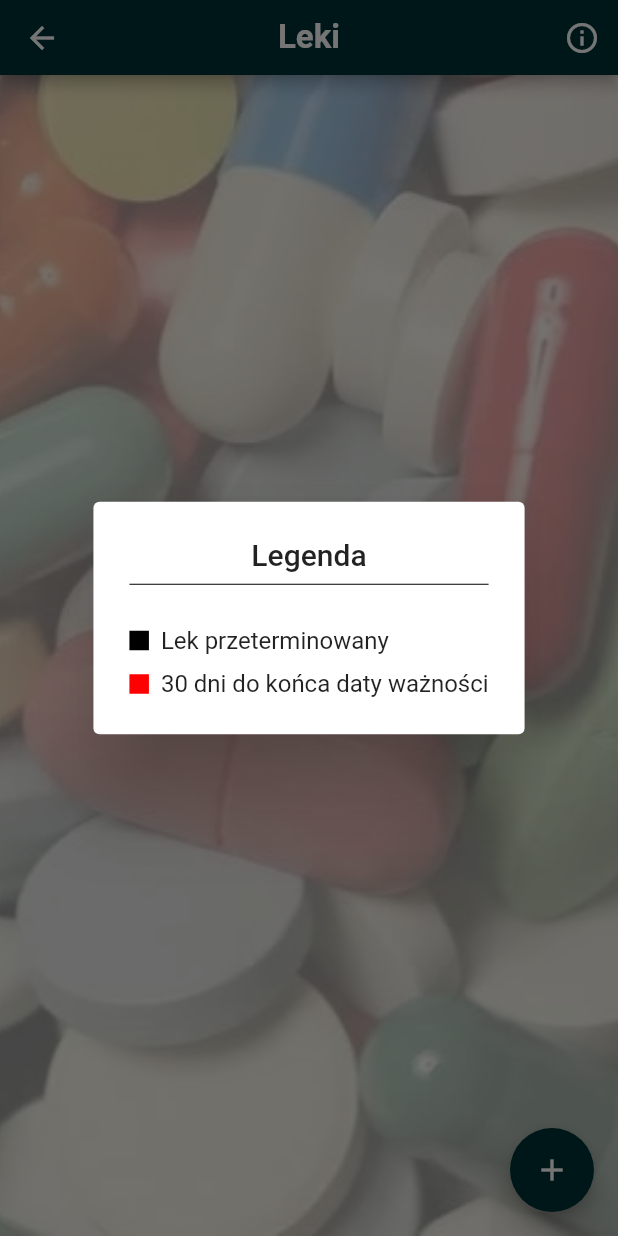
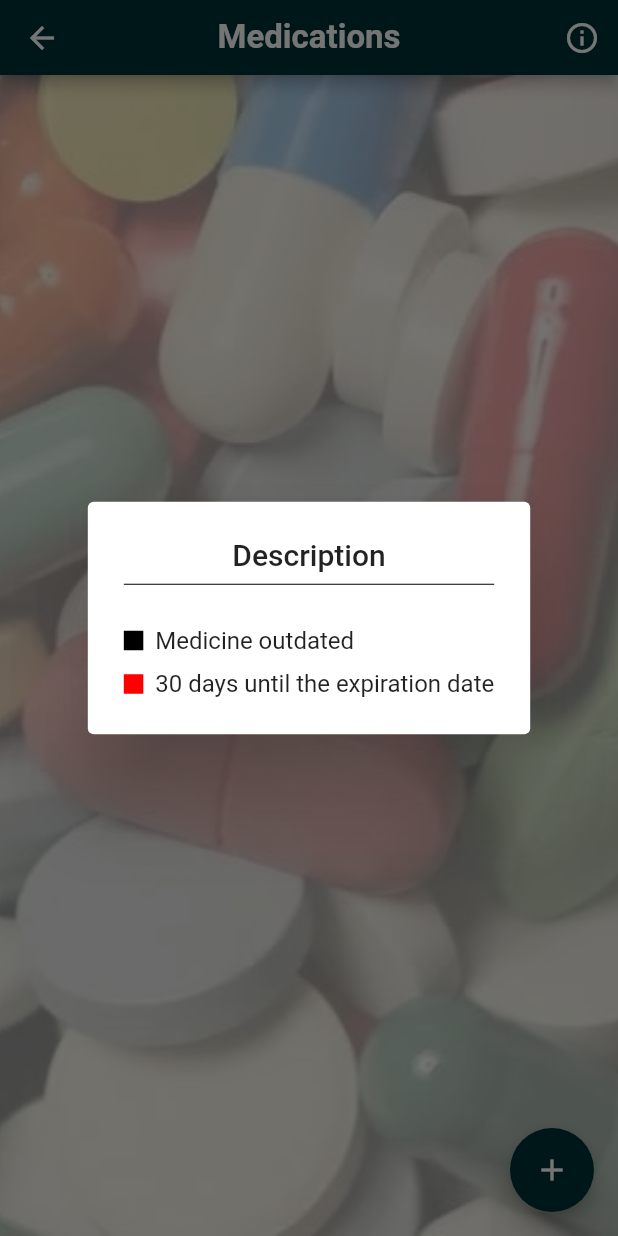
Before and after one commit to lukaszhak/moja_lodowka, a Flutter app: the DrugPage screen opened directly, after a tap on the "info outline" icon, on a phone screen of 412 x 824 dp. Run offline on Flutter 3.47's test engine with Material 2 defaults, Android fonts, the phone set to English and light mode, and no system bars; our stand-ins replace bloc, cloud_firestore, dio, firebase_auth, firebase_core, flutter_bloc and 4 more; accounts and stored records are empty; generated files the repository leaves out were written again.

Commit message:
Add english language to drug page

```diff
--- a/lib/features/home/home_page.dart
+++ b/lib/features/home/home_page.dart
@@ -143,7 +143,7 @@ class _MyDrawer extends StatelessWidget {
                 ),
                 _HomePageListTile(
                   icon: CustomIcons.pills,
-                  title: AppLocalizations.of(context)!.medicines,
+                  title: AppLocalizations.of(context)!.medications,
                   onTap: () {
                     Navigator.of(context).push(
                       MaterialPageRoute(
--- a/lib/features/home/pages/drug_page/drug_page.dart
+++ b/lib/features/home/pages/drug_page/drug_page.dart
@@ -5,6 +5,7 @@ import 'package:moja_lodowka/app/injection_container.dart';
 import 'package:moja_lodowka/domain/models/drug_document_model/drug_document_model.dart';
 import 'package:moja_lodowka/features/home/pages/drug_page/cubit/drug_page_cubit.dart';
 import 'package:moja_lodowka/features/home/pages/drug_page/drug_add_page/drug_add_page.dart';
+import 'package:flutter_gen/gen_l10n/app_localizations.dart';
 
 class DrugPage extends StatelessWidget {
   const DrugPage({
@@ -18,9 +19,9 @@ class DrugPage extends StatelessWidget {
         toolbarHeight: 50,
         centerTitle: true,
         backgroundColor: const Color.fromARGB(255, 0, 51, 54),
-        title: const Text(
-          'Leki',
-          style: TextStyle(
+        title: Text(
+          AppLocalizations.of(context)!.medications,
+          style: const TextStyle(
             fontSize: 22,
             fontWeight: FontWeight.bold,
           ),
@@ -32,9 +33,9 @@ class DrugPage extends StatelessWidget {
                 context: context,
                 builder: (context) => AlertDialog(
                   title: Column(
-                    children: const [
-                      Text('Legenda'),
-                      Divider(
+                    children:  [
+                      Text(AppLocalizations.of(context)!.description),
+                      const Divider(
                         color: Colors.black,
                       )
                     ],
@@ -53,7 +54,7 @@ class DrugPage extends StatelessWidget {
                           const SizedBox(
                             width: 8,
                           ),
-                          const Text('Lek przeterminowany')
+                           Text(AppLocalizations.of(context)!.medicineOutDate)
                         ],
                       ),
                       const SizedBox(
@@ -70,7 +71,7 @@ class DrugPage extends StatelessWidget {
                           const SizedBox(
                             width: 8,
                           ),
-                          const Text('30 dni do końca daty ważności')
+                           Text(AppLocalizations.of(context)!.monthToOutDate)
                         ],
                       ),
                     ],
@@ -118,16 +119,16 @@ class DrugPage extends StatelessWidget {
                   return Center(
                     child: Column(
                       mainAxisAlignment: MainAxisAlignment.center,
-                      children: const [
-                        CircularProgressIndicator(
+                      children:  [
+                        const CircularProgressIndicator(
                           color: Color.fromARGB(255, 0, 37, 2),
                         ),
-                        SizedBox(
+                        const SizedBox(
                           height: 15,
                         ),
                         Text(
-                          'Ładowanie, proszę czekać',
-                          style: TextStyle(
+                          AppLocalizations.of(context)!.loading,
+                          style: const TextStyle(
                               fontSize: 20, fontWeight: FontWeight.bold),
                         ),
                       ],
@@ -135,10 +136,10 @@ class DrugPage extends StatelessWidget {
                   );
                 case Status.success:
                   if (state.documents.isEmpty) {
-                    return const Center(
+                    return  Center(
                       child: Text(
-                        'Brak leków do wyświetlenia',
-                        style: TextStyle(
+                        AppLocalizations.of(context)!.noMedications,
+                        style: const TextStyle(
                             fontWeight: FontWeight.bold, fontSize: 20),
                       ),
                     );
@@ -156,11 +157,11 @@ class DrugPage extends StatelessWidget {
                                   .whenComplete(
                                     () => ScaffoldMessenger.of(context)
                                         .showSnackBar(
-                                      const SnackBar(
+                                       SnackBar(
                                         backgroundColor:
-                                            Color.fromARGB(255, 0, 51, 54),
-                                        content: Text('Pomyślnie usunięto'),
-                                        duration: Duration(seconds: 1),
+                                            const Color.fromARGB(255, 0, 51, 54),
+                                        content: Text(AppLocalizations.of(context)!.deleteInfo),
+                                        duration: const Duration(seconds: 1),
                                       ),
                                     ),
                                   );
@@ -238,9 +239,9 @@ class _ItemContainer extends StatelessWidget {
           ),
           Column(
             children: [
-              const Text(
-                'Termin Ważności',
-                style: TextStyle(color: Colors.white),
+               Text(
+                AppLocalizations.of(context)!.expDate,
+                style: const TextStyle(color: Colors.white),
               ),
               const SizedBox(
                 height: 4,
--- a/lib/l10n/app_en.arb
+++ b/lib/l10n/app_en.arb
@@ -9,7 +9,7 @@
     "yes": "Yes",
     "logOutInfo": "Do You really want to log out?",
     "logOut": "Log Out",
-    "medicines": "Medicines",
+    "medications": "Medications",
     "drinks": "Drinks",
     "longTerm": "Long-term products",
     "fridge": "Fridge products",
@@ -19,5 +19,12 @@
     "weatherCheck": "Check the weather",
     "deleteAccount": "Do You really want to delete Your account?",
     "myAccount": "My Account",
-    "loggedInAs": "You are logged in as"
+    "loggedInAs": "You are logged in as",
+    "description": "Description",
+    "medicineOutDate": "Medicine outdated",
+    "monthToOutDate": "30 days until the expiration date",
+    "loading": "Loading, please wait",
+    "noMedications": "No medications to display",
+    "deleteInfo": "Successfully deleted",
+    "expDate": "Expiration date"
 }
--- a/lib/l10n/app_pl.arb
+++ b/lib/l10n/app_pl.arb
@@ -9,7 +9,7 @@
     "yes": "Tak",
     "logOutInfo": "Czy napewno chcesz się wylogować?",
     "logOut": "Wyloguj się",
-    "medicines": "Leki",
+    "medications": "Leki",
     "drinks": "Napoje",
     "longTerm": "Produkty długoterminowe",
     "fridge": "Produkty lodówkowe",
@@ -19,5 +19,12 @@
     "weatherCheck": "Sprawdź pogodę",
     "deleteAccount": "Czy napewno chcesz usunąć konto?",
     "myAccount": "Moje Konto",
-    "loggedInAs": "Jesteś zalogowany jako"
+    "loggedInAs": "Jesteś zalogowany jako",
+    "description": "Legenda",
+    "medicineOutDate": "Lek przeterminowany",
+    "monthToOutDate": "30 dni do końca daty ważności",
+    "loading": "Ładowanie, proszę czekać",
+    "noMedications": "Brak leków do wyświetlenia",
+    "deleteInfo": "Pomyślnie usunięto",
+    "expDate": "Data ważności"
 }
```
